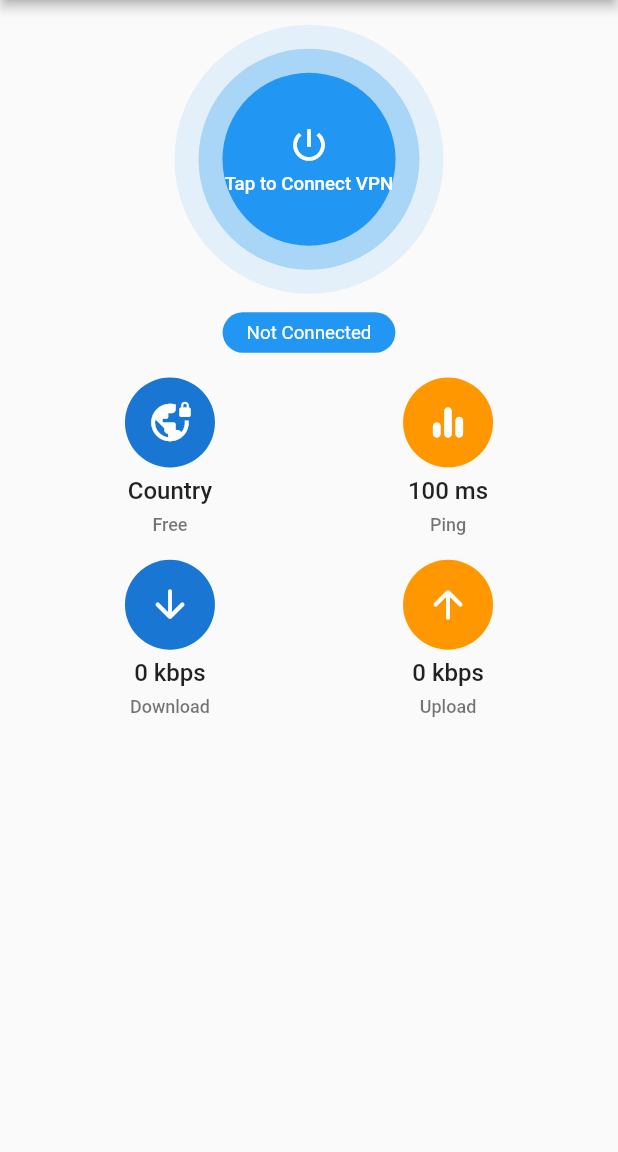
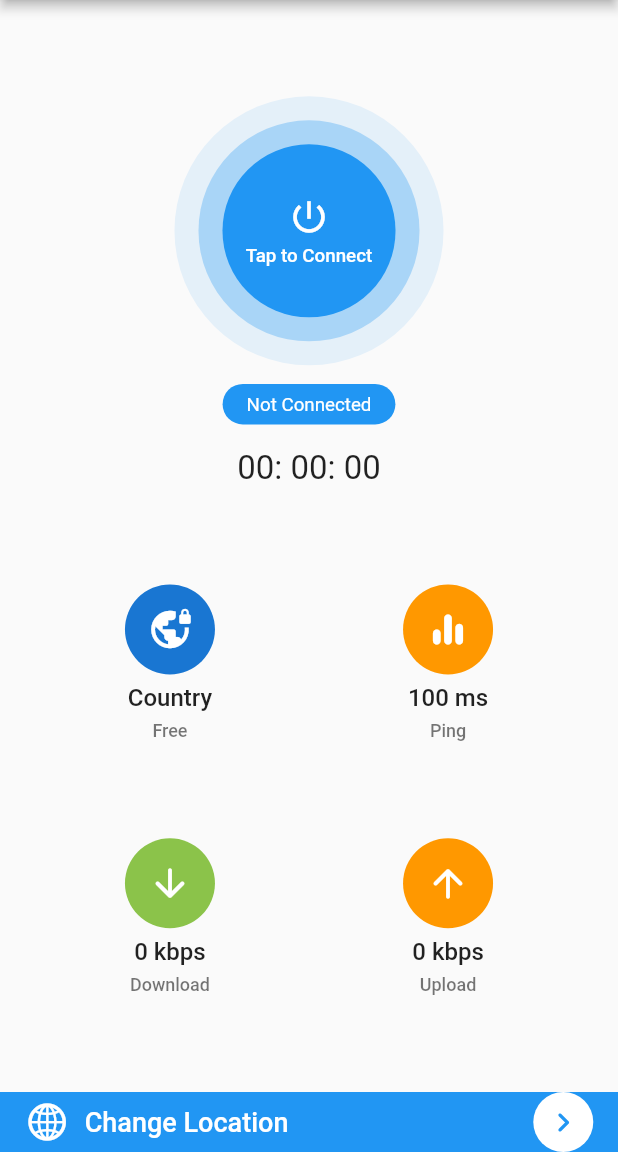
Before and after one commit to sameerq08/nizvpn-master, a Flutter app: the screen it shows after launch, on a phone screen of 412 x 824 dp, the part 84-1236 px from its top. Run offline on Flutter 3.47's test engine with Material 2 defaults, Android fonts, the phone set to English and light mode, and no system bars; our stand-ins replace get, package_info; statements that could not run were skipped.

Commit message:
"VPNLocation"

```diff
--- /dev/null
+++ b/lib/apis/apis.dart
@@ -0,0 +1,10 @@
+import 'dart:developer';
+
+import 'package:http/http.dart';
+
+class APIs {
+  static Future<void> getVPNServers() async {
+    final res = await get(Uri.parse('http://www.vpngate.net/api/iphone'));
+    log(res.body);
+  }
+}
--- /dev/null
+++ b/lib/screens/location_screen.dart
@@ -0,0 +1,27 @@
+import 'package:flutter/material.dart';
+
+import '../apis/apis.dart';
+
+class LocationScreen extends StatefulWidget {
+  const LocationScreen({super.key});
+
+  @override
+  State<LocationScreen> createState() => _LocationScreenState();
+}
+
+class _LocationScreenState extends State<LocationScreen> {
+  @override
+  void initState() {
+    super.initState();
+    APIs.getVPNServers();
+  }
+
+  @override
+  Widget build(BuildContext context) {
+    return Scaffold(
+      appBar: AppBar(
+        title: Text("Secure Proxy VPN"),
+      ),
+    );
+  }
+}
--- a/lib/ui/screens/mainScreen.dart
+++ b/lib/ui/screens/mainScreen.dart
@@ -2,11 +2,14 @@
 
 import 'package:flutter/cupertino.dart';
 import 'package:flutter/material.dart';
+import 'package:get/get.dart';
 import 'package:open_nizvpn/core/models/dnsConfig.dart';
 import 'package:open_nizvpn/core/models/vpnConfig.dart';
 //import 'package:open_nizvpn/core/models/vpnStatus.dart';
 import 'package:open_nizvpn/core/utils/nizvpn_engine.dart';
 import 'package:flutter/services.dart' show rootBundle;
+import 'package:open_nizvpn/screens/location_screen.dart';
+import 'package:open_nizvpn/widgets/count_down_timer.dart';
 import 'package:open_nizvpn/widgets/home_card.dart';
 
 late Size mq;
@@ -20,6 +23,8 @@ class _MainScreenState extends State<MainScreen> {
   String _vpnState = NizVpn.vpnDisconnected;
   List<VpnConfig> _listVpn = [];
   VpnConfig? _selectedVpn;
+
+  final RxBool _startTimer = false.obs;
 
   @override
   void initState() {
@@ -75,11 +80,8 @@ class _MainScreenState extends State<MainScreen> {
           ),
         ],
       ),
-      body: Column(mainAxisSize: MainAxisSize.min, children: [
-        SizedBox(
-          height: mq.height * .02,
-          width: double.maxFinite,
-        ),
+      bottomNavigationBar: _changeLocation(),
+      body: Column(mainAxisAlignment: MainAxisAlignment.spaceEvenly, children: [
         _vpnButton(),
         Row(
           mainAxisAlignment: MainAxisAlignment.center,
@@ -110,9 +112,6 @@ class _MainScreenState extends State<MainScreen> {
             ),
           ],
         ),
-        SizedBox(
-          height: mq.height * .02,
-        ),
         Row(
           mainAxisAlignment: MainAxisAlignment.center,
           children: [
@@ -121,6 +120,7 @@ class _MainScreenState extends State<MainScreen> {
               subtitle: 'Download',
               icon: CircleAvatar(
                 radius: 30,
+                backgroundColor: Colors.lightGreen,
                 child: Icon(
                   Icons.arrow_downward_rounded,
                   size: 30,
@@ -169,7 +169,9 @@ class _MainScreenState extends State<MainScreen> {
           Semantics(
             button: true,
             child: InkWell(
-              onTap: () {},
+              onTap: () {
+                _startTimer.value = !_startTimer.value;
+              },
               borderRadius: BorderRadius.circular(100),
               child: Container(
                 padding: EdgeInsets.all(16),
@@ -202,7 +204,7 @@ class _MainScreenState extends State<MainScreen> {
                           height: 4,
                         ),
                         Text(
-                          'Tap to Connect VPN',
+                          'Tap to Connect',
                           style: TextStyle(
                               fontSize: 12.5,
                               color: Colors.white,
@@ -228,7 +230,48 @@ class _MainScreenState extends State<MainScreen> {
                 color: Colors.white,
               ),
             ),
-          )
+          ),
+          Obx(() => CountDownTimer(startTimer: _startTimer.value)),
         ],
       );
+  Widget _changeLocation() => SafeArea(
+        child: Semantics(
+          button: true,
+          child: InkWell(
+            onTap: () => Get.to(() => LocationScreen()),
+            child: Container(
+              color: Colors.blue,
+              padding: EdgeInsets.symmetric(horizontal: mq.width * .04),
+              child: Row(
+                children: [
+                  Icon(
+                    CupertinoIcons.globe,
+                    color: Colors.white,
+                    size: 30,
+                  ),
+                  SizedBox(
+                    width: 10,
+                  ),
+                  Text(
+                    'Change Location',
+                    style: TextStyle(
+                        color: Colors.white,
+                        fontSize: 18,
+                        fontWeight: FontWeight.w500),
+                  ),
+                  Spacer(),
+                  CircleAvatar(
+                    backgroundColor: Colors.white,
+                    child: Icon(
+                      Icons.keyboard_arrow_right_rounded,
+                      color: Colors.blue,
+                      size: 26,
+                    ),
+                  ),
+                ],
+              ),
+            ),
+          ),
+        ),
+      );
 }
--- /dev/null
+++ b/lib/widgets/count_down_timer.dart
@@ -0,0 +1,43 @@
+import 'dart:async';
+
+import 'package:flutter/cupertino.dart';
+
+class CountDownTimer extends StatefulWidget {
+  final bool startTimer;
+  const CountDownTimer({super.key, required this.startTimer});
+
+  @override
+  State<CountDownTimer> createState() => _CountDownTimerState();
+}
+
+class _CountDownTimerState extends State<CountDownTimer> {
+  Duration _duration = Duration();
+  Timer? _timer;
+
+  _startTimer() {
+    _timer = Timer.periodic(Duration(seconds: 1), (timer) {
+      setState(() {
+        _duration = Duration(seconds: _duration.inSeconds + 1);
+      });
+    });
+  }
+
+  _stopTimer() {
+    setState(() {
+      _timer?.cancel();
+      _timer = null;
+      _duration = Duration();
+    });
+  }
+
+  @override
+  Widget build(BuildContext context) {
+    if (_timer == null || !widget.startTimer)
+      widget.startTimer ? _startTimer() : _stopTimer();
+    String twoDigit(int n) => n.toString().padLeft(2, '0');
+    final minutes = twoDigit(_duration.inMinutes.remainder(60));
+    final seconds = twoDigit(_duration.inSeconds.remainder(60));
+    final hours = twoDigit(_duration.inHours.remainder(60));
+    return Text('$hours: $minutes: $seconds', style: TextStyle(fontSize: 22));
+  }
+}
--- a/lib/widgets/home_card.dart
+++ b/lib/widgets/home_card.dart
@@ -1,4 +1,3 @@
-import 'package:flutter/cupertino.dart';
 import 'package:flutter/material.dart';
 
 late Size mq;
--- a/pubspec.yaml
+++ b/pubspec.yaml
@@ -15,6 +15,7 @@ dependencies:
 
   get: ^4.6.5
   cupertino_icons: ^1.0.2
+  http: ^1.1.0
 
 dev_dependencies:
   flutter_test:
```
Also changed, not shown: pubspec.lock.
